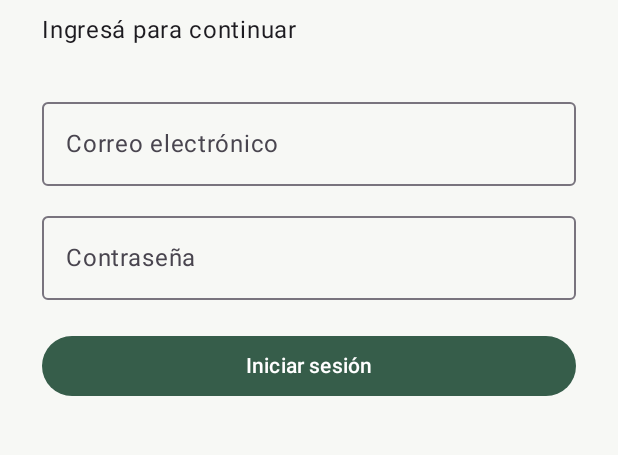
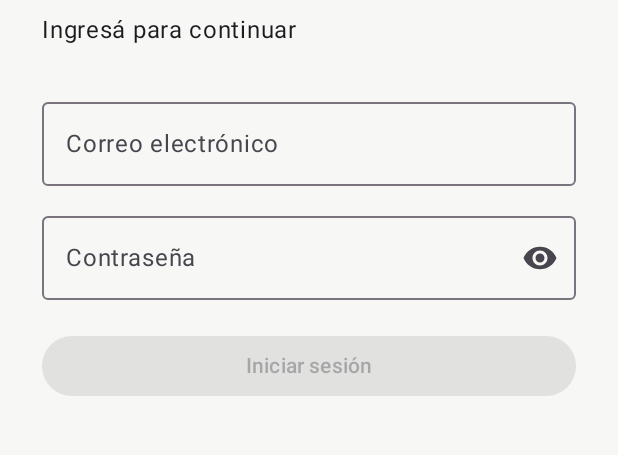
Before and after one commit to federico0330/obratrack-Multiplataforma, an Android app built with Jetpack Compose: the composable LoginScreen shown on its own in the app's theme, on a phone screen of 412 x 824 dp, the part 447-902 px from its top. Run offline under Robolectric (Android 15) with nearby library versions, the phone set to English and light mode, and no system bars.

Commit message:
feat(auth): ViewModel con casos de uso, errores tipados en UI y sesión resiliente
AuthViewModel depende solo de IniciarSesion, ObservarSesion y CerrarSesion. Los errores pasan a AuthError y los textos salen de recursos es/en/it. Si el Flow de sesión falla se informa y la observación se reanuda al ingresar o cerrar sesión. Se suma botón de ver/ocultar contraseña y tests del mapeo y del ViewModel.

```diff
--- a/androidApp/src/main/java/com/unaj/appmoviles/obratrack/ObraTrackApplication.kt
+++ b/androidApp/src/main/java/com/unaj/appmoviles/obratrack/ObraTrackApplication.kt
@@ -5,7 +5,9 @@ import androidx.lifecycle.ViewModel
 import androidx.lifecycle.ViewModelProvider
 import com.unaj.obratrack.core.data.auth.RepositorioAutenticacionImpl
 import com.unaj.obratrack.core.firebase.auth.GitLiveFirebaseAuthDataSource
+import com.unaj.obratrack.domain.usecase.CerrarSesion
 import com.unaj.obratrack.domain.usecase.IniciarSesion
+import com.unaj.obratrack.domain.usecase.ObservarSesion
 import com.unaj.obratrack.features.auth.AuthViewModel
 
 /** Composition root: conecta implementaciones y las inyecta por constructor. */
@@ -17,12 +19,14 @@ class AppContainer {
     private val remoteAuth = GitLiveFirebaseAuthDataSource()
     private val authRepository = RepositorioAutenticacionImpl(remoteAuth)
     private val login = IniciarSesion(authRepository)
+    private val observarSesion = ObservarSesion(authRepository)
+    private val cerrarSesion = CerrarSesion(authRepository)
 
     val authViewModelFactory: ViewModelProvider.Factory = object : ViewModelProvider.Factory {
         @Suppress("UNCHECKED_CAST")
         override fun <T : ViewModel> create(modelClass: Class<T>): T {
             require(modelClass.isAssignableFrom(AuthViewModel::class.java))
-            return AuthViewModel(login, authRepository) as T
+            return AuthViewModel(login, observarSesion, cerrarSesion) as T
         }
     }
 }
--- a/features/auth/build.gradle.kts
+++ b/features/auth/build.gradle.kts
@@ -27,7 +27,10 @@ dependencies {
     implementation(project(":core:domain"))
     implementation(platform("androidx.compose:compose-bom:2025.08.01"))
     implementation("androidx.compose.material3:material3")
+    implementation("androidx.compose.material:material-icons-extended")
     implementation("androidx.compose.ui:ui")
     implementation("androidx.lifecycle:lifecycle-viewmodel-ktx:2.9.2")
     implementation("org.jetbrains.kotlinx:kotlinx-coroutines-android:1.10.2")
+    testImplementation(kotlin("test"))
+    testImplementation("org.jetbrains.kotlinx:kotlinx-coroutines-test:1.10.2")
 }
--- a/features/auth/src/main/java/com/unaj/obratrack/features/auth/AuthUiState.kt
+++ b/features/auth/src/main/java/com/unaj/obratrack/features/auth/AuthUiState.kt
@@ -8,5 +8,7 @@ data class AuthUiState(
     val email: String = "",
     val password: String = "",
     val isLoading: Boolean = false,
-    val errorMessage: String? = null,
-)
+    val error: AuthError? = null,
+) {
+    val canSignIn: Boolean get() = email.isNotBlank() && password.isNotBlank() && !isLoading
+}
--- a/features/auth/src/main/java/com/unaj/obratrack/features/auth/LoginScreen.kt
+++ b/features/auth/src/main/java/com/unaj/obratrack/features/auth/LoginScreen.kt
@@ -8,18 +8,29 @@ import androidx.compose.foundation.layout.fillMaxWidth
 import androidx.compose.foundation.layout.height
 import androidx.compose.foundation.layout.padding
 import androidx.compose.foundation.text.KeyboardOptions
+import androidx.compose.material.icons.Icons
+import androidx.compose.material.icons.filled.Visibility
+import androidx.compose.material.icons.filled.VisibilityOff
 import androidx.compose.material3.Button
 import androidx.compose.material3.CircularProgressIndicator
+import androidx.compose.material3.Icon
+import androidx.compose.material3.IconButton
 import androidx.compose.material3.MaterialTheme
 import androidx.compose.material3.OutlinedTextField
 import androidx.compose.material3.Text
 import androidx.compose.runtime.Composable
+import androidx.compose.runtime.getValue
+import androidx.compose.runtime.mutableStateOf
+import androidx.compose.runtime.saveable.rememberSaveable
+import androidx.compose.runtime.setValue
 import androidx.compose.ui.Modifier
+import androidx.compose.ui.res.stringResource
 import androidx.compose.ui.text.input.KeyboardType
 import androidx.compose.ui.text.input.PasswordVisualTransformation
+import androidx.compose.ui.text.input.VisualTransformation
 import androidx.compose.ui.unit.dp
 
-/** Composable sin estado propio: recibe datos y emite intenciones. */
+/** Composable sin estado de negocio: recibe datos y emite intenciones. */
 @Composable
 fun LoginScreen(
     state: AuthUiState,
@@ -27,18 +38,19 @@ fun LoginScreen(
     onPasswordChanged: (String) -> Unit,
     onSignIn: () -> Unit,
 ) {
+    var passwordVisible by rememberSaveable { mutableStateOf(false) }
     Column(
         Modifier.fillMaxSize().padding(horizontal = 28.dp),
         verticalArrangement = Arrangement.Center,
     ) {
-        Text("ObraTrack", style = MaterialTheme.typography.headlineLarge)
+        Text(stringResource(R.string.auth_app_name), style = MaterialTheme.typography.headlineLarge)
         Spacer(Modifier.height(8.dp))
-        Text("Ingresá para continuar", style = MaterialTheme.typography.bodyLarge)
+        Text(stringResource(R.string.auth_login_subtitle), style = MaterialTheme.typography.bodyLarge)
         Spacer(Modifier.height(28.dp))
         OutlinedTextField(
             value = state.email,
             onValueChange = onEmailChanged,
-            label = { Text("Correo electrónico") },
+            label = { Text(stringResource(R.string.auth_email_label)) },
             keyboardOptions = KeyboardOptions(keyboardType = KeyboardType.Email),
             singleLine = true,
             modifier = Modifier.fillMaxWidth(),
@@ -47,19 +59,29 @@ fun LoginScreen(
         OutlinedTextField(
             value = state.password,
             onValueChange = onPasswordChanged,
-            label = { Text("Contraseña") },
-            visualTransformation = PasswordVisualTransformation(),
+            label = { Text(stringResource(R.string.auth_password_label)) },
+            visualTransformation = if (passwordVisible) VisualTransformation.None else PasswordVisualTransformation(),
+            trailingIcon = {
+                IconButton(onClick = { passwordVisible = !passwordVisible }) {
+                    Icon(
+                        imageVector = if (passwordVisible) Icons.Filled.VisibilityOff else Icons.Filled.Visibility,
+                        contentDescription = stringResource(
+                            if (passwordVisible) R.string.auth_hide_password else R.string.auth_show_password,
+                        ),
+                    )
+                }
+            },
             keyboardOptions = KeyboardOptions(keyboardType = KeyboardType.Password),
             singleLine = true,
             modifier = Modifier.fillMaxWidth(),
         )
-        state.errorMessage?.let {
+        state.error?.let {
             Spacer(Modifier.height(12.dp))
-            Text(it, color = MaterialTheme.colorScheme.error)
+            Text(it.message(), color = MaterialTheme.colorScheme.error)
         }
         Spacer(Modifier.height(20.dp))
-        Button(onClick = onSignIn, enabled = !state.isLoading, modifier = Modifier.fillMaxWidth()) {
-            if (state.isLoading) CircularProgressIndicator() else Text("Iniciar sesión")
+        Button(onClick = onSignIn, enabled = state.canSignIn, modifier = Modifier.fillMaxWidth()) {
+            if (state.isLoading) CircularProgressIndicator() else Text(stringResource(R.string.auth_sign_in))
         }
     }
 }
--- /dev/null
+++ b/features/auth/src/main/res/values/strings.xml
@@ -0,0 +1,18 @@
+<?xml version="1.0" encoding="utf-8"?>
+<resources>
+    <string name="auth_app_name" translatable="false">ObraTrack</string>
+    <string name="auth_login_subtitle">Ingresá para continuar</string>
+    <string name="auth_email_label">Correo electrónico</string>
+    <string name="auth_password_label">Contraseña</string>
+    <string name="auth_sign_in">Iniciar sesión</string>
+    <string name="auth_show_password">Mostrar contraseña</string>
+    <string name="auth_hide_password">Ocultar contraseña</string>
+    <string name="auth_error_invalid_data">Revisá el correo y la contraseña ingresados.</string>
+    <string name="auth_error_invalid_credentials">El correo o la contraseña no son correctos.</string>
+    <string name="auth_error_no_connection">No hay conexión. Revisá internet e intentá de nuevo.</string>
+    <string name="auth_error_too_many_attempts">Demasiados intentos. Esperá unos minutos e intentá de nuevo.</string>
+    <string name="auth_error_user_disabled">Esta cuenta está deshabilitada.</string>
+    <string name="auth_error_unexpected">No pudimos iniciar sesión. Intentá nuevamente.</string>
+    <string name="auth_error_sign_out_failed">No pudimos cerrar la sesión. Intentá nuevamente.</string>
+    <string name="auth_error_session_failed">No pudimos verificar tu sesión. Intentá nuevamente.</string>
+</resources>
```
Also changed, not shown: features/auth/src/main/java/com/unaj/obratrack/features/auth/AuthError.kt (added, +56 -0 lines), features/auth/src/main/java/com/unaj/obratrack/features/auth/AuthViewModel.kt (+47 -32 lines), 4 other files.
